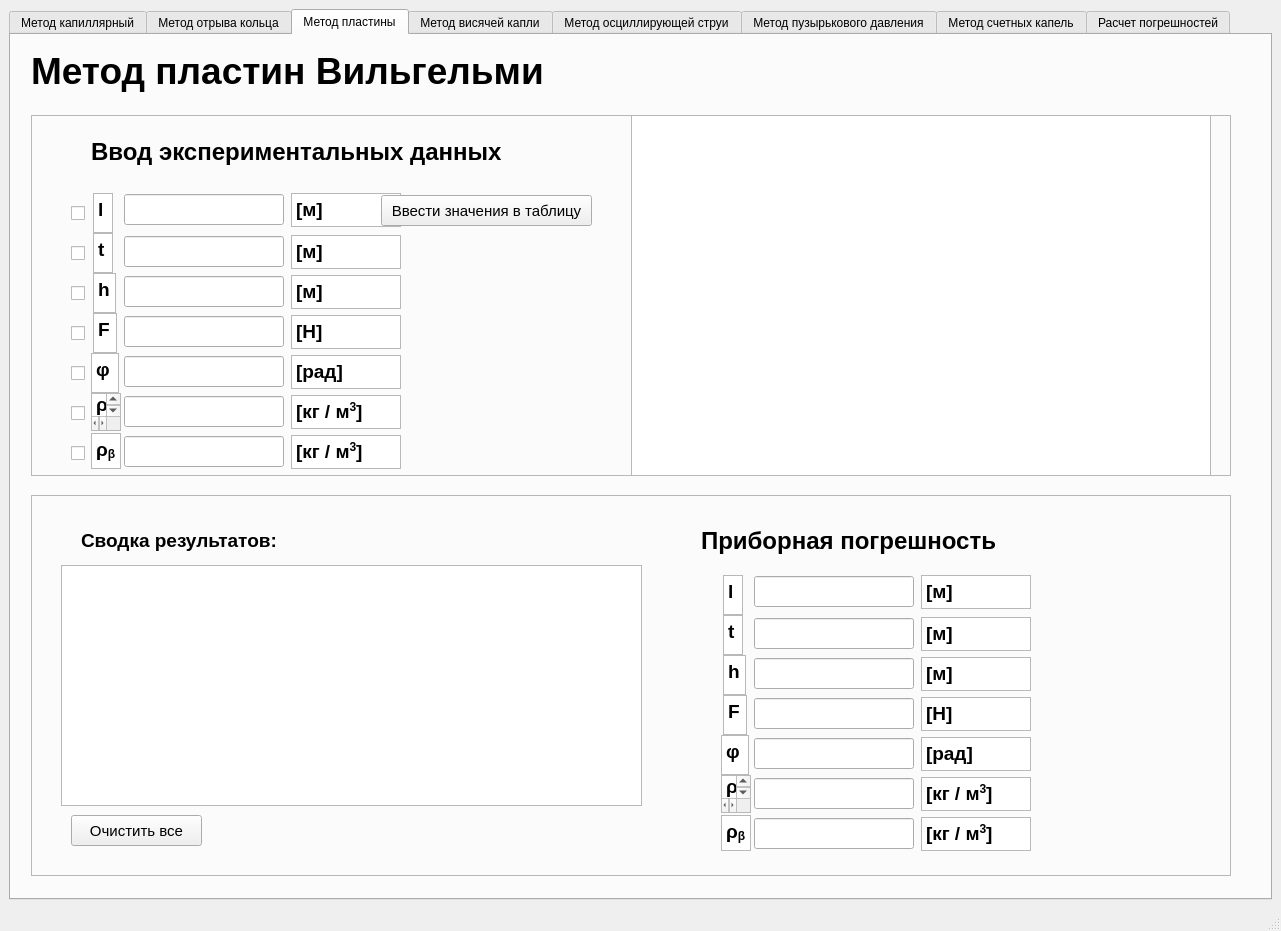
AzaFarr/lab_interface, file main_components/interface.ui: the form before one commit.
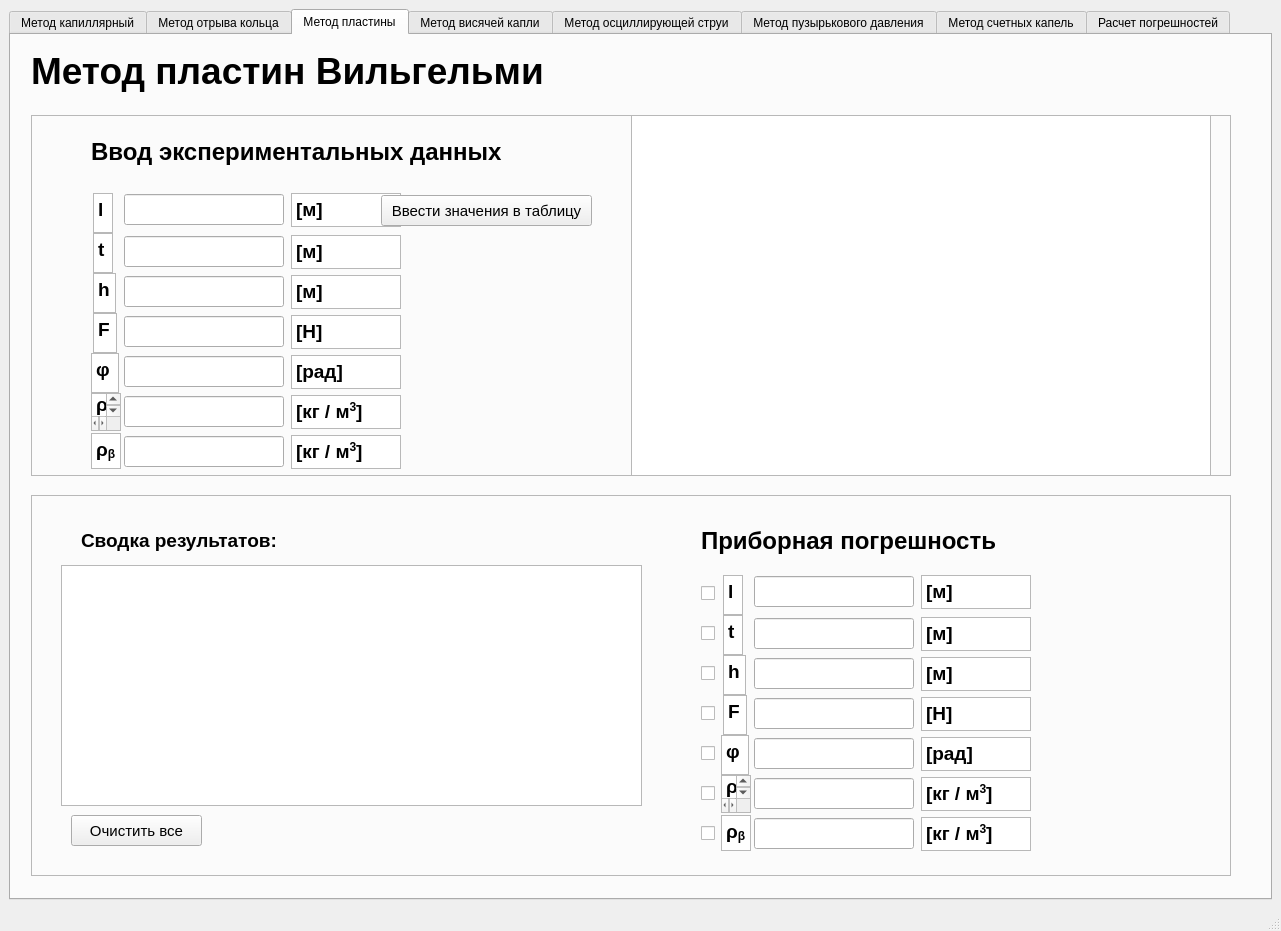
The form after the commit. The open tabs and pages were chosen to show the change. Icons and pictures are not drawn. Custom widgets are drawn as their Qt base class.

What changed in the file:
```diff
--- a/main_components/interface.ui
+++ b/main_components/interface.ui
@@ -1989,97 +1989,6 @@
 &lt;p style=&quot; margin-top:0px; margin-bottom:0px; margin-left:0px; margin-right:0px; -qt-block-indent:0; text-indent:0px;&quot;&gt;&lt;span style=&quot; font-size:14pt; font-weight:600;&quot;&gt;[кг / м&lt;/span&gt;&lt;span style=&quot; font-size:14pt; font-weight:600; vertical-align:super;&quot;&gt;3&lt;/span&gt;&lt;span style=&quot; font-size:14pt; font-weight:600;&quot;&gt;]&lt;/span&gt;&lt;/p&gt;&lt;/body&gt;&lt;/html&gt;</string>
          </property>
         </widget>
-        <widget class="QCheckBox" name="checkBox_10">
-         <property name="geometry">
-          <rect>
-           <x>40</x>
-           <y>90</y>
-           <width>21</width>
-           <height>17</height>
-          </rect>
-         </property>
-         <property name="text">
-          <string/>
-         </property>
-        </widget>
-        <widget class="QCheckBox" name="checkBox_11">
-         <property name="geometry">
-          <rect>
-           <x>40</x>
-           <y>130</y>
-           <width>21</width>
-           <height>17</height>
-          </rect>
-         </property>
-         <property name="text">
-          <string/>
-         </property>
-        </widget>
-        <widget class="QCheckBox" name="checkBox_12">
-         <property name="geometry">
-          <rect>
-           <x>40</x>
-           <y>170</y>
-           <width>21</width>
-           <height>17</height>
-          </rect>
-         </property>
-         <property name="text">
-          <string/>
-         </property>
-        </widget>
-        <widget class="QCheckBox" name="checkBox_13">
-         <property name="geometry">
-          <rect>
-           <x>40</x>
-           <y>210</y>
-           <width>21</width>
-           <height>17</height>
-          </rect>
-         </property>
-         <property name="text">
-          <string/>
-         </property>
-        </widget>
-        <widget class="QCheckBox" name="checkBox_14">
-         <property name="geometry">
-          <rect>
-           <x>40</x>
-           <y>250</y>
-           <width>21</width>
-           <height>17</height>
-          </rect>
-         </property>
-         <property name="text">
-          <string/>
-         </property>
-        </widget>
-        <widget class="QCheckBox" name="checkBox_15">
-         <property name="geometry">
-          <rect>
-           <x>40</x>
-           <y>290</y>
-           <width>21</width>
-           <height>17</height>
-          </rect>
-         </property>
-         <property name="text">
-          <string/>
-         </property>
-        </widget>
-        <widget class="QCheckBox" name="checkBox_16">
-         <property name="geometry">
-          <rect>
-           <x>40</x>
-           <y>330</y>
-           <width>21</width>
-           <height>17</height>
-          </rect>
-         </property>
-         <property name="text">
-          <string/>
-         </property>
-        </widget>
         <widget class="QPushButton" name="pushButton_5">
          <property name="geometry">
           <rect>
@@ -2569,6 +2478,97 @@
 &lt;p style=&quot; margin-top:0px; margin-bottom:0px; margin-left:0px; margin-right:0px; -qt-block-indent:0; text-indent:0px;&quot;&gt;&lt;span style=&quot; font-family:'Segoe UI'; font-size:14pt; font-weight:600;&quot;&gt;ρ&lt;/span&gt;&lt;span style=&quot; font-size:14pt; font-weight:600; vertical-align:sub;&quot;&gt;α&lt;/span&gt;&lt;/p&gt;&lt;/body&gt;&lt;/html&gt;</string>
          </property>
         </widget>
+        <widget class="QCheckBox" name="checkBox_15">
+         <property name="geometry">
+          <rect>
+           <x>670</x>
+           <y>290</y>
+           <width>21</width>
+           <height>17</height>
+          </rect>
+         </property>
+         <property name="text">
+          <string/>
+         </property>
+        </widget>
+        <widget class="QCheckBox" name="checkBox_14">
+         <property name="geometry">
+          <rect>
+           <x>670</x>
+           <y>250</y>
+           <width>21</width>
+           <height>17</height>
+          </rect>
+         </property>
+         <property name="text">
+          <string/>
+         </property>
+        </widget>
+        <widget class="QCheckBox" name="checkBox_10">
+         <property name="geometry">
+          <rect>
+           <x>670</x>
+           <y>90</y>
+           <width>21</width>
+           <height>17</height>
+          </rect>
+         </property>
+         <property name="text">
+          <string/>
+         </property>
+        </widget>
+        <widget class="QCheckBox" name="checkBox_11">
+         <property name="geometry">
+          <rect>
+           <x>670</x>
+           <y>130</y>
+           <width>21</width>
+           <height>17</height>
+          </rect>
+         </property>
+         <property name="text">
+          <string/>
+         </property>
+        </widget>
+        <widget class="QCheckBox" name="checkBox_12">
+         <property name="geometry">
+          <rect>
+           <x>670</x>
+           <y>170</y>
+           <width>21</width>
+           <height>17</height>
+          </rect>
+         </property>
+         <property name="text">
+          <string/>
+         </property>
+        </widget>
+        <widget class="QCheckBox" name="checkBox_16">
+         <property name="geometry">
+          <rect>
+           <x>670</x>
+           <y>330</y>
+           <width>21</width>
+           <height>17</height>
+          </rect>
+         </property>
+         <property name="text">
+          <string/>
+         </property>
+        </widget>
+        <widget class="QCheckBox" name="checkBox_13">
+         <property name="geometry">
+          <rect>
+           <x>670</x>
+           <y>210</y>
+           <width>21</width>
+           <height>17</height>
+          </rect>
+         </property>
+         <property name="text">
+          <string/>
+         </property>
+        </widget>
        </widget>
       </widget>
       <widget class="QWidget" name="tab_6">
```
Left out of the diff: 577 changed lines with no effect on the pictures.
